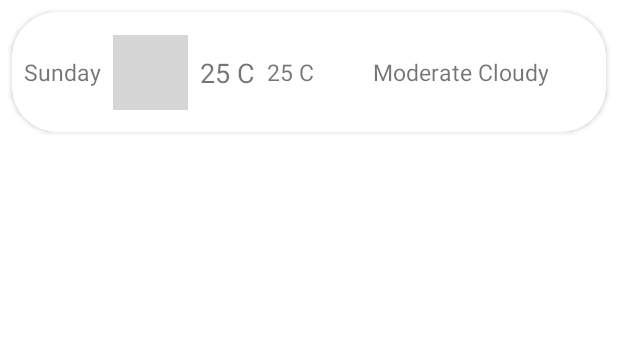
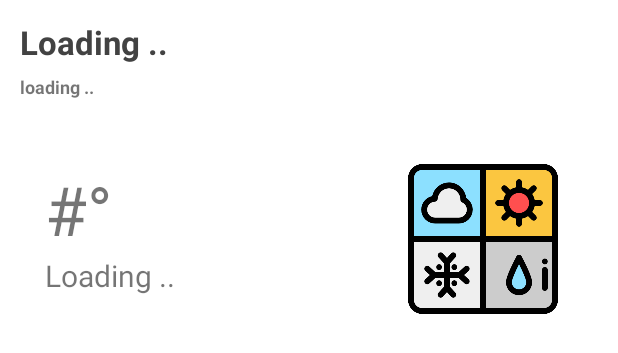
Before and after one commit to m07med176/WeatherAppCleanArchitecture, an Android app built with Jetpack Compose: the layout shimmer_home_current.xml on its own in the app's theme, with its tools: preview values and no code run, on a phone screen of 412 x 824 dp. Shown: the top 353 px of the screen. Run offline under Robolectric (Android 15) with nearby library versions, the phone set to English and light mode, and no system bars; grey boxes are pictures that could not be loaded.

Commit message:
Home Current

```diff
--- a/app/src/main/java/iti/android/wheatherappjetpackcompose/utils/Utils.kt
+++ b/app/src/main/java/iti/android/wheatherappjetpackcompose/utils/Utils.kt
@@ -6,6 +6,7 @@ import androidx.navigation.fragment.NavHostFragment
 import iti.android.wheatherappjetpackcompose.R
 import iti.android.wheatherappjetpackcompose.presentationLayer.MainActivity
 
+// NavHostFragment.findNavController(this).navigate(r.id)
 fun findNavController(activity: Activity): NavController? {
     val navHostFragment =
         (activity as? MainActivity)?.supportFragmentManager?.findFragmentById(R.id.mainNavHostFragment) as? NavHostFragment
--- a/app/src/main/res/layout/fragment_home.xml
+++ b/app/src/main/res/layout/fragment_home.xml
@@ -129,12 +129,18 @@
                             android:layout_height="wrap_content"
                             android:orientation="vertical"
                             android:visibility="gone">
-
+                            <include layout="@layout/shimmer_home_current" />
                         </LinearLayout>
 
                         <LinearLayout
                             android:layout_width="match_parent"
                             android:layout_height="wrap_content"
+                            android:orientation="vertical">
+
+                            <LinearLayout
+                                android:layout_width="match_parent"
+                                android:layout_height="match_parent"
+                                android:layout_margin="10dp"
                                 android:orientation="vertical">
 
                                 <TextView
@@ -158,6 +164,7 @@
                                     android:textStyle="bold"
                                     tools:text="12 Saturday,10:12 am" />
 
+                            </LinearLayout>
                             <LinearLayout
                                 android:layout_width="match_parent"
                                 android:layout_height="wrap_content"
@@ -165,6 +172,7 @@
                                 android:orientation="horizontal">
 
                                 <LinearLayout
+                                    android:layout_weight="1"
                                     android:layout_width="wrap_content"
                                     android:layout_height="wrap_content"
                                     android:orientation="vertical">
@@ -187,6 +195,8 @@
                                 </LinearLayout>
 
                                 <androidx.cardview.widget.CardView
+                                    android:layout_gravity="end"
+                                    android:gravity="end"
                                     android:layout_width="wrap_content"
                                     android:layout_height="wrap_content"
                                     app:cardBackgroundColor="@color/backgroundAd"
@@ -200,6 +210,7 @@
                                         android:layout_width="120dp"
                                         android:layout_height="100dp"
                                         android:scaleType="centerCrop"
+                                        app:thumbnail="@{dataModel.currentModel.weather[0].icon}"
                                         tools:src="@tools:sample/avatars" />
 
                                 </androidx.cardview.widget.CardView>
@@ -208,80 +219,6 @@
 
 
                         </LinearLayout>
-
-
-                    </LinearLayout>
-
-                    <!--Hourly-->
-                    <LinearLayout
-                        android:layout_width="match_parent"
-                        android:layout_height="wrap_content"
-                        android:orientation="vertical">
-
-                        <LinearLayout
-                            android:id="@+id/shimmerHourly"
-                            android:layout_width="match_parent"
-                            android:layout_height="wrap_content"
-                            android:orientation="vertical"
-                            android:visibility="gone">
-
-                        </LinearLayout>
-
-                        <LinearLayout
-                            android:layout_width="match_parent"
-                            android:layout_height="wrap_content"
-                            android:orientation="vertical">
-
-                            <androidx.recyclerview.widget.RecyclerView
-                                android:id="@+id/recyclerView_hourly"
-                                android:layout_width="wrap_content"
-                                android:layout_height="wrap_content"
-                                android:layout_margin="8dp"
-                                android:adapter="@{hourlyAdapter}"
-                                android:orientation="horizontal"
-                                app:layoutManager="androidx.recyclerview.widget.LinearLayoutManager"
-                                tools:listitem="@layout/item_hourly" />
-
-
-                        </LinearLayout>
-
-
-                    </LinearLayout>
-
-                    <!--Daily-->
-                    <LinearLayout
-                        android:layout_width="match_parent"
-                        android:layout_height="wrap_content"
-                        android:orientation="vertical">
-
-                        <LinearLayout
-                            android:id="@+id/shimmerDaily"
-                            android:layout_width="match_parent"
-                            android:layout_height="wrap_content"
-                            android:orientation="vertical"
-                            android:visibility="gone">
-
-                        </LinearLayout>
-
-                        <LinearLayout
-                            android:layout_width="match_parent"
-                            android:layout_height="wrap_content"
-                            android:orientation="vertical">
-
-                            <androidx.recyclerview.widget.RecyclerView
-                                android:id="@+id/recyclerView_daily"
-                                android:layout_width="match_parent"
-                                android:layout_height="wrap_content"
-                                android:layout_margin="8dp"
-                                android:adapter="@{dailyAdapter}"
-                                android:orientation="vertical"
-                                app:layoutManager="androidx.recyclerview.widget.LinearLayoutManager"
-                                tools:listitem="@layout/item_daily" />
-
-
-                        </LinearLayout>
-
-
                     </LinearLayout>
 
                     <!--Measurements-->
@@ -453,6 +390,79 @@
 
                     </LinearLayout>
 
+                    <!--Hourly-->
+                    <LinearLayout
+                        android:layout_width="match_parent"
+                        android:layout_height="wrap_content"
+                        android:orientation="vertical">
+
+                        <LinearLayout
+                            android:id="@+id/shimmerHourly"
+                            android:layout_width="match_parent"
+                            android:layout_height="wrap_content"
+                            android:orientation="vertical"
+                            android:visibility="gone">
+
+                        </LinearLayout>
+
+                        <LinearLayout
+                            android:layout_width="match_parent"
+                            android:layout_height="wrap_content"
+                            android:orientation="vertical">
+
+                            <androidx.recyclerview.widget.RecyclerView
+                                android:id="@+id/recyclerView_hourly"
+                                android:layout_width="wrap_content"
+                                android:layout_height="wrap_content"
+                                android:layout_margin="8dp"
+                                android:adapter="@{hourlyAdapter}"
+                                android:orientation="horizontal"
+                                app:layoutManager="androidx.recyclerview.widget.LinearLayoutManager"
+                                tools:listitem="@layout/item_hourly" />
+
+
+                        </LinearLayout>
+
+
+                    </LinearLayout>
+
+                    <!--Daily-->
+                    <LinearLayout
+                        android:layout_width="match_parent"
+                        android:layout_height="wrap_content"
+                        android:orientation="vertical">
+
+                        <LinearLayout
+                            android:id="@+id/shimmerDaily"
+                            android:layout_width="match_parent"
+                            android:layout_height="wrap_content"
+                            android:orientation="vertical"
+                            android:visibility="gone">
+
+                        </LinearLayout>
+
+                        <LinearLayout
+                            android:layout_width="match_parent"
+                            android:layout_height="wrap_content"
+                            android:orientation="vertical">
+
+                            <androidx.recyclerview.widget.RecyclerView
+                                android:id="@+id/recyclerView_daily"
+                                android:layout_width="match_parent"
+                                android:layout_height="wrap_content"
+                                android:layout_margin="8dp"
+                                android:adapter="@{dailyAdapter}"
+                                android:orientation="vertical"
+                                app:layoutManager="androidx.recyclerview.widget.LinearLayoutManager"
+                                tools:listitem="@layout/item_daily" />
+
+
+                        </LinearLayout>
+
+
+                    </LinearLayout>
+
+
 
                 </LinearLayout>
 
--- a/app/src/main/res/layout/shimmer_home_current.xml
+++ b/app/src/main/res/layout/shimmer_home_current.xml
@@ -1,81 +1,87 @@
 <?xml version="1.0" encoding="utf-8"?>
-<androidx.cardview.widget.CardView
+<com.facebook.shimmer.ShimmerFrameLayout xmlns:android="http://schemas.android.com/apk/res/android"
+    xmlns:app="http://schemas.android.com/apk/res-auto"
+    android:id="@+id/shimmer_view_container"
+    android:layout_width="match_parent"
+    android:layout_height="match_parent"
+    app:shimmer_auto_start="true">
 
-    xmlns:android="http://schemas.android.com/apk/res/android"
-    xmlns:app="http://schemas.android.com/apk/res-auto"
-    xmlns:tools="http://schemas.android.com/tools"
-    android:layout_width="match_parent"
-    android:layout_height="80dp"
-    android:layout_margin="8dp"
-    app:cardCornerRadius="30dp">
+    <LinearLayout
+        android:layout_width="match_parent"
+        android:layout_height="wrap_content"
+        android:orientation="vertical">
 
-    <androidx.constraintlayout.widget.ConstraintLayout
-        android:layout_width="match_parent"
-        android:layout_height="match_parent">
+        <LinearLayout
+            android:layout_width="match_parent"
+            android:layout_height="match_parent"
+            android:layout_margin="10dp"
+            android:orientation="vertical">
 
-        <TextView
-            android:id="@+id/textView_date_daily"
-            android:layout_width="wrap_content"
+            <TextView
+                android:id="@+id/cityName"
+                android:layout_width="wrap_content"
+                android:layout_height="wrap_content"
+                android:layout_margin="3dp"
+                android:text="Loading .."
+                android:textColor="@color/cardview_dark_background"
+                android:textSize="22sp"
+                android:textStyle="bold" />
+
+            <TextView
+                android:id="@+id/dateTime"
+                android:layout_width="wrap_content"
+                android:layout_height="wrap_content"
+                android:layout_margin="3dp"
+                android:text="loading .."
+                android:textSize="12sp"
+                android:textStyle="bold" />
+
+        </LinearLayout>
+
+        <LinearLayout
+            android:layout_width="match_parent"
             android:layout_height="wrap_content"
-            android:layout_margin="8dp"
-            android:textSize="15sp"
-            app:layout_constraintBottom_toBottomOf="parent"
-            app:layout_constraintStart_toStartOf="parent"
-            app:layout_constraintTop_toTopOf="parent"
-            app:layout_constraintVertical_bias="0.5"
-            tools:text="Sunday" />
+            android:layout_margin="30dp"
+            android:orientation="horizontal">
 
-        <ImageView
-            android:id="@+id/imageView_condition_icon_daily"
-            android:layout_width="50dp"
-            android:layout_height="50dp"
-            android:layout_margin="8dp"
-            android:scaleType="centerCrop"
-            app:layout_constraintBottom_toBottomOf="parent"
-            app:layout_constraintStart_toEndOf="@id/textView_date_daily"
-            app:layout_constraintTop_toTopOf="parent"
-            app:layout_constraintVertical_bias="0.5"
-            tools:src="@tools:sample/avatars" />
+            <LinearLayout
+                android:layout_width="wrap_content"
+                android:layout_height="wrap_content"
+                android:layout_weight="1"
+                android:orientation="vertical">
 
-        <TextView
-            android:id="@+id/textView_temperature_daily"
-            android:layout_width="wrap_content"
-            android:layout_height="wrap_content"
-            android:layout_margin="8dp"
-            android:textSize="18sp"
-            app:layout_constraintBottom_toBottomOf="parent"
-            app:layout_constraintStart_toEndOf="@id/imageView_condition_icon_daily"
-            app:layout_constraintTop_toTopOf="parent"
-            app:layout_constraintVertical_bias="0.5"
-            tools:text="25 C" />
+                <TextView
 
-        <TextView
-            android:id="@+id/textView_feels_like_temperature_daily"
-            android:layout_width="wrap_content"
-            android:layout_height="wrap_content"
-            android:layout_margin="8dp"
-            android:textSize="15sp"
-            app:layout_constraintBottom_toBottomOf="parent"
-            app:layout_constraintStart_toEndOf="@id/textView_temperature_daily"
-            app:layout_constraintTop_toTopOf="parent"
-            app:layout_constraintVertical_bias="0.5"
-            tools:text="25 C" />
+                    android:layout_width="wrap_content"
+                    android:layout_height="wrap_content"
+                    android:text="#&#xb0;"
+                    android:textSize="45sp" />
 
-        <TextView
-            android:id="@+id/textView_description_daily"
-            android:layout_width="wrap_content"
-            android:layout_height="wrap_content"
-            android:layout_margin="8dp"
-            android:gravity="center"
-            android:textSize="15sp"
-            app:layout_constraintBottom_toBottomOf="parent"
-            app:layout_constraintEnd_toEndOf="parent"
-            app:layout_constraintStart_toEndOf="@id/textView_feels_like_temperature_daily"
-            app:layout_constraintTop_toTopOf="parent"
-            app:layout_constraintVertical_bias="0.5"
-            tools:text="Moderate Cloudy" />
+                <TextView
+                    android:layout_width="wrap_content"
+                    android:layout_height="wrap_content"
+                    android:text="Loading .."
+                    android:textSize="20sp" />
 
-    </androidx.constraintlayout.widget.ConstraintLayout>
+            </LinearLayout>
 
+            <androidx.cardview.widget.CardView
+                android:layout_width="wrap_content"
+                android:layout_height="wrap_content"
+                android:layout_gravity="end"
+                android:gravity="end"
+                app:cardBackgroundColor="@color/backgroundAd"
+                app:cardCornerRadius="10dp"
+                app:cardElevation="0dp">
 
-</androidx.cardview.widget.CardView>
+                <ImageView
+                    android:id="@+id/productImage_predictProduct"
+                    android:layout_width="120dp"
+                    android:layout_height="100dp"
+                    android:src="@drawable/weather" />
+
+            </androidx.cardview.widget.CardView>
+
+        </LinearLayout>
+    </LinearLayout>
+</com.facebook.shimmer.ShimmerFrameLayout>
```
Also changed, not shown: app/src/main/res/drawable/weather.png (added). Lines whose indentation alone changed are shown as unchanged.
